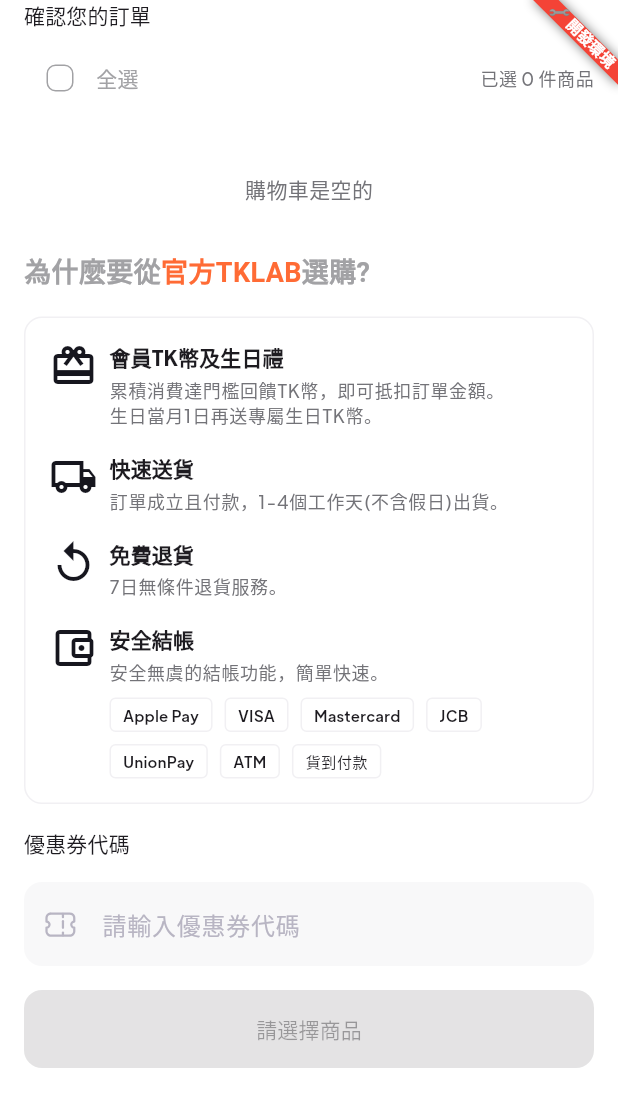
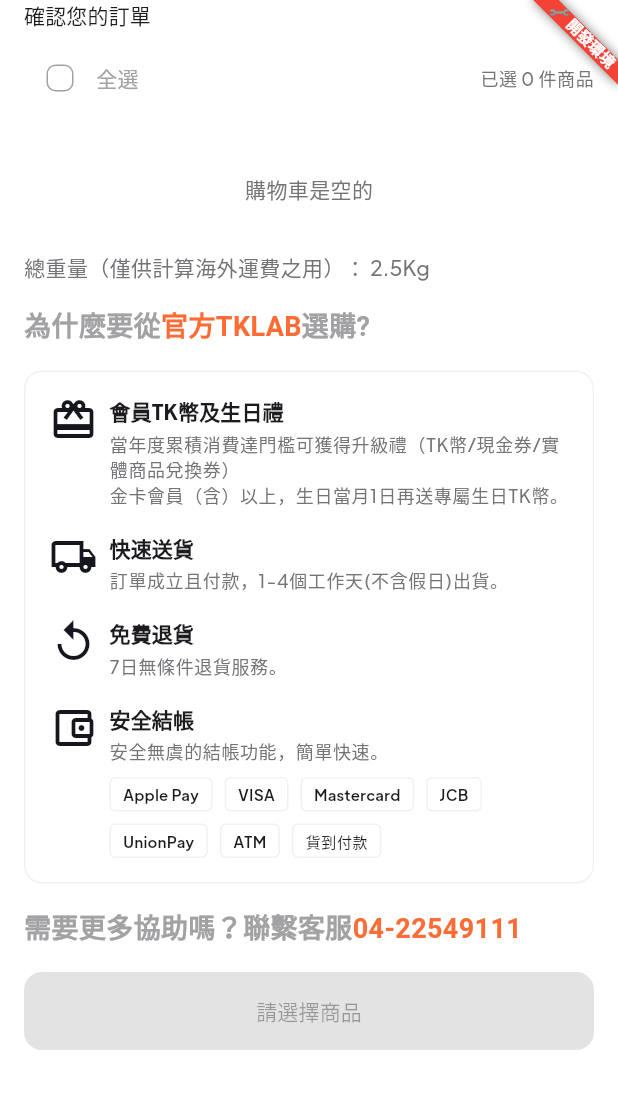
Before and after one commit to beta0221/kingpork-app, a Flutter app: the CartScreen screen opened by its route, on a phone screen of 412 x 824 dp. Shown: the top 1107 px of the screen. Run offline on Flutter 3.47's test engine with Material 3 defaults, Android fonts, the phone set to English and light mode, and no system bars; our stand-ins replace cached_network_image, connectivity_plus, cookie_jar, dio, dio_cookie_manager, flutter_rating_bar and 6 more; missing offline and left inert: flutter_inappwebview; accounts and stored records are empty; network calls fail.

Commit message:
購物車 調整

```diff
--- a/lib/models/cart_models.dart
+++ b/lib/models/cart_models.dart
@@ -3,7 +3,8 @@
   final int id;
   final int productId;
   final String productName;
-  final double price;
+  final double price;           // 特價（實際售價）
+  final double? originalPrice;  // 原價（可選，用於顯示折扣）
   final int quantity;
   final double subtotal;
   final String image;
@@ -16,6 +17,7 @@
     required this.productId,
     required this.productName,
     required this.price,
+    this.originalPrice,
     required this.quantity,
     required this.subtotal,
     required this.image,
@@ -30,6 +32,9 @@
       productId: json['product_id'] as int,
       productName: json['product_name'] as String,
       price: (json['price'] as num).toDouble(),
+      originalPrice: json['original_price'] != null
+          ? (json['original_price'] as num).toDouble()
+          : null,
       quantity: json['quantity'] as int,
       subtotal: (json['subtotal'] as num).toDouble(),
       image: json['image'] as String,
@@ -45,6 +50,7 @@
       'product_id': productId,
       'product_name': productName,
       'price': price,
+      'original_price': originalPrice,
       'quantity': quantity,
       'subtotal': subtotal,
       'image': image,
@@ -60,6 +66,7 @@
     int? productId,
     String? productName,
     double? price,
+    double? originalPrice,
     int? quantity,
     double? subtotal,
     String? image,
@@ -72,6 +79,7 @@
       productId: productId ?? this.productId,
       productName: productName ?? this.productName,
       price: price ?? this.price,
+      originalPrice: originalPrice ?? this.originalPrice,
       quantity: quantity ?? this.quantity,
       subtotal: subtotal ?? this.subtotal,
       image: image ?? this.image,
--- a/lib/screens/checkout/views/cart_screen.dart
+++ b/lib/screens/checkout/views/cart_screen.dart
@@ -102,6 +102,7 @@
                             productName: item.productName,
                             skuName: item.skuName,
                             price: item.price,
+                            originalPrice: item.originalPrice,
                             quantity: item.quantity,
                             isSelected: item.isSelected,
                             onSelectionChanged: () =>
@@ -121,6 +122,19 @@
                       childCount: items.length,
                     ),
                   ),
+
+                // 總重量顯示
+                SliverToBoxAdapter(
+                  child: Padding(
+                    padding: const EdgeInsets.only(bottom: defaultPadding),
+                    child: Text(
+                      "總重量（僅供計算海外運費之用）： 2.5Kg",  // TODO: 等 API 補上後改用實際資料
+                      style: Theme.of(context).textTheme.bodyMedium?.copyWith(
+                        color: blackColor60,
+                      ),
+                    ),
+                  ),
+                ),
 
                 // 功能特色區塊標題
                 SliverToBoxAdapter(
@@ -150,10 +164,29 @@
                   ),
                 ),
 
+                // 客服電話區塊
+                SliverToBoxAdapter(
+                  child: Text.rich(
+                      TextSpan(
+                        children: [
+                          const TextSpan(text: '需要更多協助嗎？聯繫客服'),
+                          TextSpan(
+                            text: '04-22549111',
+                            style: TextStyle(color: primaryColor),
+                          ),
+                        ],
+                        style: const TextStyle(
+                          fontSize: 18,
+                          fontWeight: FontWeight.w600,
+                        ),
+                      ),
+                    ),
+                ),
+
                 // 優惠券
-                const SliverToBoxAdapter(
-                  child: CouponCode(),
-                ),
+                // const SliverToBoxAdapter(
+                //   child: CouponCode(),
+                // ),
 
                 // 繼續按鈕
                 SliverPadding(
--- a/lib/screens/checkout/views/components/cart_features_section.dart
+++ b/lib/screens/checkout/views/components/cart_features_section.dart
@@ -20,7 +20,7 @@
           _FeatureItem(
             icon: Icons.card_giftcard_outlined,
             title: '會員TK幣及生日禮',
-            description: '累積消費達門檻回饋TK幣，即可抵扣訂單金額。\n生日當月1日再送專屬生日TK幣。',
+            description: '當年度累積消費達門檻可獲得升級禮（TK幣/現金券/實體商品兌換券）\n金卡會員（含）以上，生日當月1日再送專屬生日TK幣。',
           ),
           const SizedBox(height: defaultPadding),
 
--- a/lib/screens/product/views/product_buy_now_screen.dart
+++ b/lib/screens/product/views/product_buy_now_screen.dart
@@ -138,6 +138,7 @@
                       productId: product.id,
                       productName: product.title,
                       price: product.price,
+                      originalPrice: product.price * 1.3,  // 測試用：原價 = 特價 * 1.3（等 API 補上後改回 product.originalPrice）
                       quantity: _quantity,
                       image: product.primaryImage,
                       skuId: selectedSku.id,
--- a/lib/viewmodels/cart_view_model.dart
+++ b/lib/viewmodels/cart_view_model.dart
@@ -83,6 +83,7 @@
     required int productId,
     required String productName,
     required double price,
+    double? originalPrice,
     required int quantity,
     required String image,
     String? skuId,
@@ -117,6 +118,7 @@
           productId: productId,
           productName: productName,
           price: price,
+          originalPrice: originalPrice,
           quantity: quantity,
           subtotal: price * quantity,
           image: image,
```
Also changed, not shown: lib/screens/checkout/views/components/cart_item_card.dart (+19 -1 lines).
